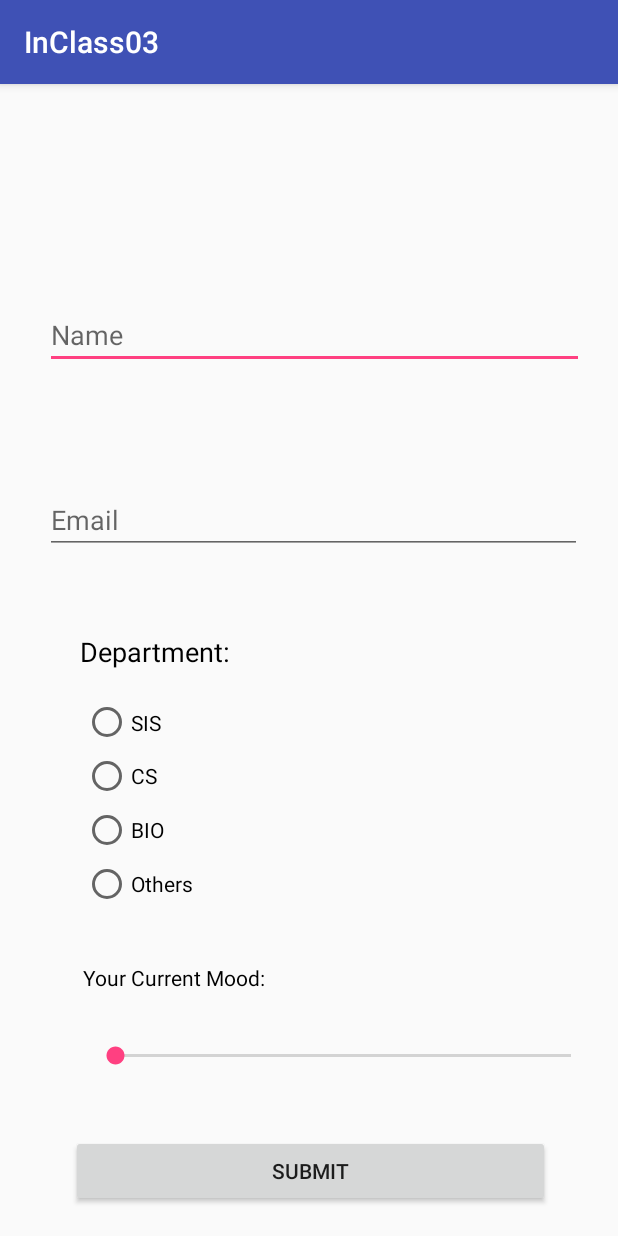
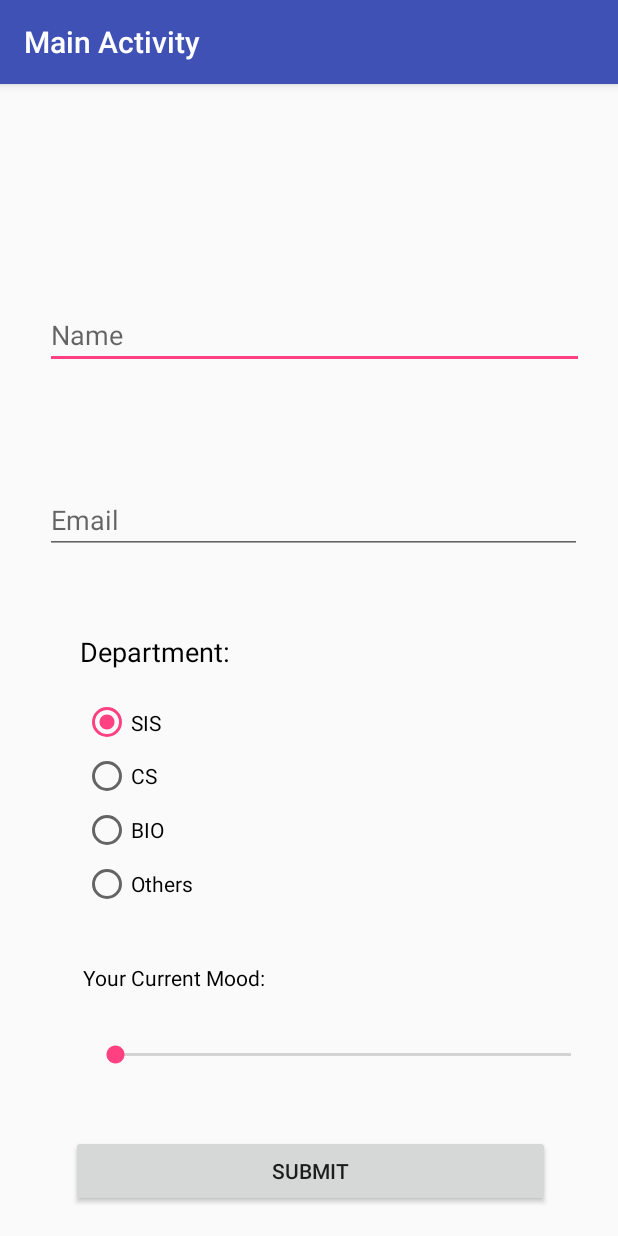
Before and after one commit to Dimanor3/AppDevClass, an Android app: the screen it shows after launch (MainActivity), on a phone screen of 412 x 824 dp. Run offline under Robolectric (Android 15) with nearby library versions, the phone set to English and light mode, and no system bars.

Commit message:
Doesn't really matter, added stuff fuck off!

```diff
--- a/InClassAssignment/InClass03/app/src/main/java/com/example/dimanor3/inclass03/MainActivity.java
+++ b/InClassAssignment/InClass03/app/src/main/java/com/example/dimanor3/inclass03/MainActivity.java
@@ -1,19 +1,68 @@
 /*
 * Assignment #: 3
-* File Name: InClass03
+* File Name: MainActivity.java
 * Full Name: Bijan Razavi, Kushal Tiwari
 * */
 
 package com.example.dimanor3.inclass03;
 
+import android.content.Intent;
 import android.support.v7.app.AppCompatActivity;
 import android.os.Bundle;
+import android.view.View;
+import android.widget.Button;
+import android.widget.EditText;
+import android.widget.RadioGroup;
+import android.widget.SeekBar;
+import android.widget.Toast;
 
 public class MainActivity extends AppCompatActivity {
+
+    private EditText name, email;
+    private RadioGroup radioGroup;
+    private SeekBar seekBar;
+    private Student student;
 
     @Override
     protected void onCreate (Bundle savedInstanceState) {
         super.onCreate (savedInstanceState);
         setContentView (R.layout.activity_main);
+
+        setTitle ("Main Activity");
+
+        name = (EditText) findViewById (R.id.editTextName);
+        email = (EditText) findViewById (R.id.editTextEmail);
+
+        radioGroup = (RadioGroup) findViewById (R.id.radioGroup);
+        seekBar = (SeekBar) findViewById (R.id.seekBar);
+    }
+
+    public void submit (View v) {
+        Button button = (Button) v;
+
+        int id = radioGroup.getCheckedRadioButtonId ();
+
+        if (name.getText ().toString ().contains ("") || email.getText ().toString ().contains ("")) {
+            Toast.makeText ("", 5);
+        }
+
+        student.name = name.getText ().toString ();
+        student.email = email.getText ().toString ();
+
+        student.mood = seekBar.getProgress ();
+
+        if (id == R.id.radioSIS) {
+            student.department = "SIS";
+        } else if (id == R.id.radioCS) {
+            student.department = "CS";
+        } else if (id == R.id.radioBIO) {
+            student.department = "BIO";
+        } else {
+            student.department = "Others";
+        }
+
+        Intent intent = new Intent (this, DisplayActivity.class);
+
+        startActivity (intent);
     }
 }
--- a/InClassAssignment/InClass03/app/src/main/res/layout/activity_main.xml
+++ b/InClassAssignment/InClass03/app/src/main/res/layout/activity_main.xml
@@ -8,7 +8,7 @@
     tools:context="com.example.dimanor3.inclass03.MainActivity">
 
     <EditText
-        android:id="@+id/editText"
+        android:id="@+id/editTextName"
         android:layout_width="359dp"
         android:layout_height="wrap_content"
         android:layout_marginBottom="449dp"
@@ -24,7 +24,7 @@
         app:layout_constraintTop_toTopOf="parent"/>
 
     <EditText
-        android:id="@+id/editText2"
+        android:id="@+id/editTextEmail"
         android:layout_width="358dp"
         android:layout_height="wrap_content"
         android:layout_marginBottom="390dp"
@@ -37,10 +37,10 @@
         app:layout_constraintBottom_toBottomOf="parent"
         app:layout_constraintEnd_toEndOf="parent"
         app:layout_constraintStart_toStartOf="parent"
-        app:layout_constraintTop_toBottomOf="@+id/editText"/>
+        app:layout_constraintTop_toBottomOf="@+id/editTextName"/>
 
     <TextView
-        android:id="@+id/textView"
+        android:id="@+id/textViewDepartment"
         android:layout_width="wrap_content"
         android:layout_height="wrap_content"
         android:layout_marginBottom="345dp"
@@ -53,7 +53,7 @@
         app:layout_constraintBottom_toBottomOf="parent"
         app:layout_constraintEnd_toEndOf="parent"
         app:layout_constraintStart_toStartOf="parent"
-        app:layout_constraintTop_toBottomOf="@+id/editText2"/>
+        app:layout_constraintTop_toBottomOf="@+id/editTextEmail"/>
 
     <RadioGroup
         android:id="@+id/radioGroup"
@@ -63,22 +63,23 @@
         android:layout_marginEnd="176dp"
         android:layout_marginStart="41dp"
         android:layout_marginTop="12dp"
-        app:layout_constraintBottom_toTopOf="@+id/textView2"
+        app:layout_constraintBottom_toTopOf="@+id/textViewMood"
         app:layout_constraintEnd_toEndOf="parent"
         app:layout_constraintStart_toStartOf="parent"
-        app:layout_constraintTop_toBottomOf="@+id/textView">
+        app:layout_constraintTop_toBottomOf="@+id/textViewDepartment">
 
         <RadioButton
-            android:id="@+id/radioButton4"
+            android:id="@+id/radioSIS"
             android:layout_width="wrap_content"
             android:layout_height="wrap_content"
             android:layout_weight="1"
+            android:checked="true"
             android:text="@string/strSIS"
             tools:layout_editor_absoluteX="0dp"
             tools:layout_editor_absoluteY="0dp"/>
 
         <RadioButton
-            android:id="@+id/radioButton2"
+            android:id="@+id/radioCS"
             android:layout_width="wrap_content"
             android:layout_height="wrap_content"
             android:layout_weight="1"
@@ -87,7 +88,7 @@
             tools:layout_editor_absoluteY="25dp"/>
 
         <RadioButton
-            android:id="@+id/radioButton"
+            android:id="@+id/radioBIO"
             android:layout_width="wrap_content"
             android:layout_height="wrap_content"
             android:layout_weight="1"
@@ -96,7 +97,7 @@
             tools:layout_editor_absoluteY="57dp"/>
 
         <RadioButton
-            android:id="@+id/radioButton3"
+            android:id="@+id/radioOthers"
             android:layout_width="wrap_content"
             android:layout_height="wrap_content"
             android:layout_weight="1"
@@ -106,7 +107,7 @@
     </RadioGroup>
 
     <TextView
-        android:id="@+id/textView2"
+        android:id="@+id/textViewMood"
         android:layout_width="wrap_content"
         android:layout_height="wrap_content"
         android:layout_marginBottom="157dp"
@@ -120,8 +121,23 @@
         app:layout_constraintStart_toStartOf="parent"
         app:layout_constraintTop_toBottomOf="@+id/radioGroup"/>
 
+    <SeekBar
+        android:id="@+id/seekBar"
+        android:layout_width="336dp"
+        android:layout_height="19dp"
+        android:layout_marginBottom="43dp"
+        android:layout_marginEnd="15dp"
+        android:layout_marginStart="33dp"
+        android:layout_marginTop="32dp"
+        app:layout_constraintBottom_toTopOf="@+id/submitButton"
+        app:layout_constraintEnd_toEndOf="parent"
+        app:layout_constraintHorizontal_bias="1.0"
+        app:layout_constraintStart_toStartOf="parent"
+        app:layout_constraintTop_toBottomOf="@+id/textViewMood"
+        app:layout_constraintVertical_bias="0.0"/>
+
     <Button
-        android:id="@+id/button"
+        android:id="@+id/submitButton"
         android:layout_width="319dp"
         android:layout_height="wrap_content"
         android:layout_marginBottom="16dp"
@@ -129,23 +145,10 @@
         android:layout_marginStart="33dp"
         android:layout_marginTop="92dp"
         android:text="@string/strSubmit"
+        android:onClick="submit"
         app:layout_constraintBottom_toBottomOf="parent"
         app:layout_constraintEnd_toEndOf="parent"
         app:layout_constraintStart_toStartOf="parent"
-        app:layout_constraintTop_toBottomOf="@+id/textView2"/>
-
-    <SeekBar
-        android:id="@+id/seekBar2"
-        android:layout_width="336dp"
-        android:layout_height="wrap_content"
-        android:layout_marginBottom="43dp"
-        android:layout_marginEnd="15dp"
-        android:layout_marginStart="33dp"
-        android:layout_marginTop="32dp"
-        app:layout_constraintBottom_toTopOf="@+id/button"
-        app:layout_constraintEnd_toEndOf="parent"
-        app:layout_constraintHorizontal_bias="1.0"
-        app:layout_constraintStart_toStartOf="parent"
-        app:layout_constraintTop_toBottomOf="@+id/textView2"/>
+        app:layout_constraintTop_toBottomOf="@+id/textViewMood"/>
 
 </android.support.constraint.ConstraintLayout>
```
Also changed, not shown: InClassAssignment/InClass03/app/src/main/java/com/example/dimanor3/inclass03/DisplayActivity.java (added, +26 -0 lines), InClassAssignment/InClass03/app/src/main/java/com/example/dimanor3/inclass03/Student.java (added, +45 -0 lines).
